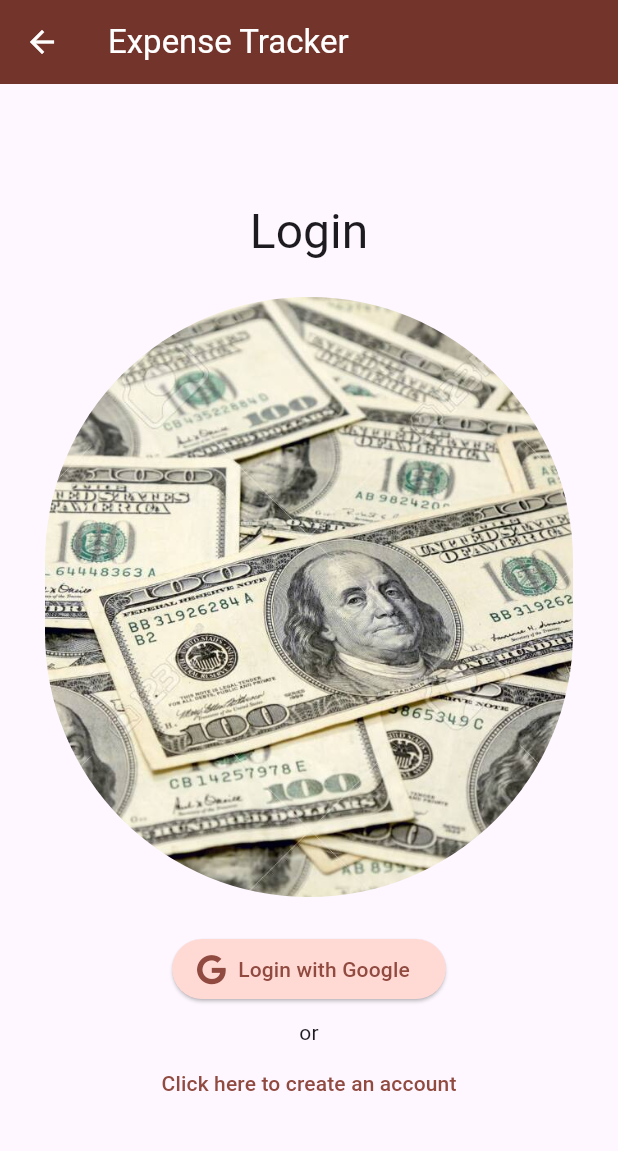
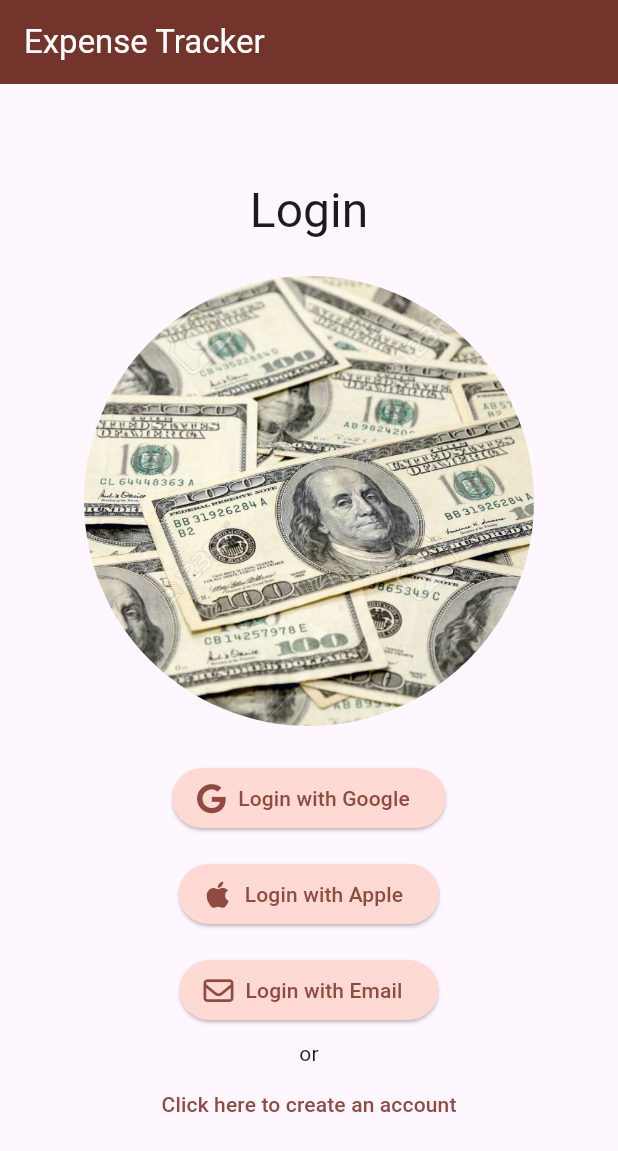
Before and after one commit to rjw1428/Eureka, a Flutter app: the screen it shows after launch, on a phone screen of 412 x 824 dp. Shown: the top 1151 px of the screen. Run offline on Flutter 3.47's test engine with Material 3 defaults, Android fonts, the phone set to English and light mode, and no system bars; our stand-ins replace dotted_border, firebase_auth, firebase_core, flutter_dotenv, font_awesome_flutter, google_fonts and 3 more; accounts and stored records are empty; project files that could hold a hidden picture were left out.

Commit message:
[Flutter][ExpenseTracker] Integration with firebase, login

```diff
--- a/flutter/expense_tracker/lib/routing.dart
+++ b/flutter/expense_tracker/lib/routing.dart
@@ -1,4 +1,6 @@
 import 'package:expense_tracker/screens/home.dart';
 import 'package:expense_tracker/screens/login.dart';
 
-var appRoutes = {'/': (context) => const HomeScreen(), '/login': (context) => const LoginScreen()};
+var appRoutes = {
+  '/': (context) => const HomeScreen(),
+};
--- a/flutter/expense_tracker/lib/screens/home.dart
+++ b/flutter/expense_tracker/lib/screens/home.dart
@@ -1,5 +1,7 @@
 import 'package:expense_tracker/models/category.dart';
 import 'package:expense_tracker/models/expense.dart';
+import 'package:expense_tracker/screens/login.dart';
+import 'package:expense_tracker/services/auth.service.dart';
 import 'package:expense_tracker/services/categories.service.dart';
 import 'package:expense_tracker/services/expense.service.dart';
 import 'package:expense_tracker/widgets/app_bar_action_menu.dart';
@@ -11,16 +13,40 @@ import 'package:expense_tracker/widgets/time_row.dart';
 import 'package:expense_tracker/widgets/total_row.dart';
 import 'package:flutter/material.dart';
 
-class HomeScreen extends StatefulWidget {
+class HomeScreen extends StatelessWidget {
   const HomeScreen({super.key});
 
   @override
-  State<StatefulWidget> createState() {
-    return _HomeScreenState();
+  Widget build(BuildContext context) {
+    return StreamBuilder(
+      stream: AuthService().userStream,
+      builder: (context, snapshot) {
+        if (snapshot.connectionState == ConnectionState.waiting) {
+          return const Text('PENDING');
+        } else if (snapshot.hasError) {
+          return const Center(child: Text('ERROR'));
+        } else if (snapshot.hasData) {
+          return TransactionScreen(userId: snapshot.data!.uid);
+        } else {
+          return const LoginScreen();
+        }
+      },
+    );
   }
 }
 
-class _HomeScreenState extends State<HomeScreen> {
+class TransactionScreen extends StatefulWidget {
+  const TransactionScreen({super.key, required this.userId});
+
+  final String userId;
+
+  @override
+  State<StatefulWidget> createState() {
+    return _TransactionScreenState();
+  }
+}
+
+class _TransactionScreenState extends State<TransactionScreen> {
   CategoryConfig categoryConfigs = [];
   List<Expense> _registeredExpenses = [];
   List<CategoryDataWithId> _categoryOptions = [];
@@ -144,6 +170,7 @@ class _HomeScreenState extends State<HomeScreen> {
 
   @override
   Widget build(BuildContext context) {
+    print('UserId: ${widget.userId}');
     categoryConfigs = CategoriesService().getCategories();
     final Set<String> distinctCategoryIds = Set.from(
       _registeredExpenses.map((el) => el.category),
--- a/flutter/expense_tracker/lib/screens/login.dart
+++ b/flutter/expense_tracker/lib/screens/login.dart
@@ -1,12 +1,25 @@
+import 'package:expense_tracker/services/auth.service.dart';
 import 'package:flutter/material.dart';
+import 'package:flutter/services.dart';
 import 'package:font_awesome_flutter/font_awesome_flutter.dart';
 
-class LoginScreen extends StatelessWidget {
+class LoginScreen extends StatefulWidget {
   const LoginScreen({super.key});
 
-  void _onLogin(ctx) {
-    //  AuthService().googleLogin
-    Navigator.pushNamedAndRemoveUntil(ctx, '/', (route) => false);
+  @override
+  State<LoginScreen> createState() => _LoginScreenState();
+}
+
+class _LoginScreenState extends State<LoginScreen> {
+  bool _showLoginForm = false;
+  final _emailControl = TextEditingController();
+  final _passwordControl = TextEditingController();
+
+  @override
+  void dispose() {
+    _emailControl.dispose();
+    _passwordControl.dispose();
+    super.dispose();
   }
 
   @override
@@ -32,8 +45,8 @@ class LoginScreen extends StatelessWidget {
                 borderRadius: BorderRadius.circular(200.0),
                 child: Image.asset(
                   'assets/images/money.jpg',
-                  height: 400,
-                  width: 400,
+                  height: 300,
+                  width: 300,
                   fit: BoxFit.cover,
                 ),
               ),
@@ -43,17 +56,68 @@ class LoginScreen extends StatelessWidget {
                 FontAwesomeIcons.google,
                 size: 20,
               ),
-              onPressed: () => _onLogin(context),
+              onPressed: () async => await AuthService().googleLogin(),
               label: const Text("Login with Google", textAlign: TextAlign.center),
+            ),
+            const SizedBox(height: 16),
+            ElevatedButton.icon(
+              icon: const Icon(
+                FontAwesomeIcons.apple,
+                size: 20,
+              ),
+              onPressed: () async => await AuthService().appleLogin(),
+              label: const Text("Login with Apple", textAlign: TextAlign.center),
+            ),
+            const SizedBox(height: 16),
+            if (_showLoginForm)
+              SizedBox(
+                width: 200,
+                child: Column(
+                  children: [
+                    TextField(
+                      controller: _emailControl,
+                      decoration: const InputDecoration(
+                        label: Text('Email'),
+                      ),
+                    ),
+                    TextField(
+                      controller: _passwordControl,
+                      obscureText: true,
+                      enableSuggestions: false,
+                      autocorrect: false,
+                      decoration: const InputDecoration(
+                        label: Text('Password'),
+                      ),
+                    ),
+                    const SizedBox(height: 16),
+                  ],
+                ),
+              ),
+            ElevatedButton.icon(
+              icon: const Icon(
+                FontAwesomeIcons.envelope,
+                size: 20,
+              ),
+              onPressed: () {
+                if (!_showLoginForm) {
+                  setState(() => _showLoginForm = true);
+                } else {
+                  AuthService().emailLogin(_emailControl.text.trim(), _passwordControl.text);
+                }
+              },
+              label: Text(
+                _showLoginForm ? "Login" : "Login with Email",
+                textAlign: TextAlign.center,
+              ),
             ),
             const Padding(
               padding: EdgeInsets.only(top: 8.0),
               child: Text('or'),
             ),
             TextButton(
-              onPressed: () {},
+              onPressed: () => {},
               child: const Text("Click here to create an account"),
-            )
+            ),
           ],
         ),
       )),
--- a/flutter/expense_tracker/lib/screens/settings.dart
+++ b/flutter/expense_tracker/lib/screens/settings.dart
@@ -62,7 +62,7 @@ class _SettingsScreenState extends State<SettingsScreen> {
             mainAxisAlignment: MainAxisAlignment.spaceBetween,
             children: [
               Text(
-                'Settings Page',
+                'Settings',
                 style: Theme.of(context).textTheme.titleLarge,
               ),
               IconButton(
--- /dev/null
+++ b/flutter/expense_tracker/lib/services/auth.service.dart
@@ -0,0 +1,101 @@
+import 'package:firebase_auth/firebase_auth.dart';
+import 'package:flutter/foundation.dart';
+import 'package:flutter_dotenv/flutter_dotenv.dart';
+import 'package:google_sign_in/google_sign_in.dart';
+import 'package:rxdart/rxdart.dart';
+
+// ignore: non_constant_identifier_names
+final WEB_CLIENT_ID = dotenv.env['WEB_CLIENT_ID'];
+
+class AuthService {
+  AuthService._internal();
+  static final _instance = AuthService._internal();
+  factory AuthService() {
+    return _instance;
+  }
+
+  final userStream = FirebaseAuth.instance.authStateChanges().shareReplay(maxSize: 1);
+  User? user = FirebaseAuth.instance.currentUser;
+
+  Future<void> createUser(String email, String password) async {
+    try {
+      await FirebaseAuth.instance.createUserWithEmailAndPassword(
+        email: email,
+        password: password,
+      );
+      user = await userStream.first;
+    } on FirebaseAuthException catch (e) {
+      if (e.code == 'weak-password') {
+        print('The password provided is too weak.');
+      } else if (e.code == 'email-already-in-use') {
+        print('The account already exists for that email.');
+      }
+    } catch (e) {
+      print(e);
+    }
+  }
+
+  Future<void> googleLogin() async {
+    try {
+      if (kIsWeb) {
+        GoogleAuthProvider googleProvider = GoogleAuthProvider();
+        googleProvider.addScope('https://www.googleapis.com/auth/contacts.readonly');
+        await FirebaseAuth.instance.signInWithPopup(googleProvider);
+      } else {
+        final GoogleSignInAccount? googleUser = await GoogleSignIn().signIn();
+        final GoogleSignInAuthentication? googleAuth = await googleUser?.authentication;
+        final credential = GoogleAuthProvider.credential(
+          accessToken: googleAuth?.accessToken,
+          idToken: googleAuth?.idToken,
+        );
+        await FirebaseAuth.instance.signInWithCredential(credential);
+      }
+      user = FirebaseAuth.instance.currentUser;
+    } on FirebaseAuthException catch (e) {
+      print('googleLogin exception: $e');
+    }
+    // if (bool.parse(dotenv.env['DEV_MODE'] ?? 'true')) {
+    //   try {
+    //     final googleProvider = GoogleAuthProvider();
+    //     googleProvider.addScope('https://www.googleapis.com/auth/contacts.readonly');
+    //     await FirebaseAuth.instance.signInWithPopup(googleProvider);
+    //     user = FirebaseAuth.instance.currentUser;
+    //   } on FirebaseAuthException catch (e) {
+    //     print('googleLogin exception: $e');
+    //   }
+    // } else {
+
+    // }
+  }
+
+  Future<void> appleLogin() async {
+    try {
+      final appleProvider = AppleAuthProvider();
+      if (kIsWeb) {
+        await FirebaseAuth.instance.signInWithPopup(appleProvider);
+      } else {
+        await FirebaseAuth.instance.signInWithProvider(appleProvider);
+      }
+    } catch (e) {
+      print('Apple Login Error');
+    }
+  }
+
+  Future<void> emailLogin(String email, String password) async {
+    try {
+      await FirebaseAuth.instance.signInWithEmailAndPassword(email: email, password: password);
+      // user = await userStream.first;
+      user = FirebaseAuth.instance.currentUser;
+    } on FirebaseAuthException catch (e) {
+      if (e.code == 'user-not-found') {
+        print('No user found for that email.');
+      } else if (e.code == 'wrong-password') {
+        print('Wrong password provided for that user.');
+      }
+    }
+  }
+
+  Future<void> logOut() async {
+    await FirebaseAuth.instance.signOut();
+  }
+}
--- a/flutter/expense_tracker/lib/services/categories.service.dart
+++ b/flutter/expense_tracker/lib/services/categories.service.dart
@@ -32,6 +32,13 @@ final Map<String, CategoryData> defaultCategories = {
 };
 
 class CategoriesService {
+  CategoriesService._internal();
+
+  static final CategoriesService _instance = CategoriesService._internal();
+  factory CategoriesService() {
+    return _instance;
+  }
+
   List<CategoryDataWithId> getCategories({withDeleted = true}) {
     return defaultCategories.entries
         .where((el) => withDeleted ? true : !el.value.deleted)
--- a/flutter/expense_tracker/lib/widgets/app_bar_action_menu.dart
+++ b/flutter/expense_tracker/lib/widgets/app_bar_action_menu.dart
@@ -1,5 +1,6 @@
 import 'package:expense_tracker/constants/help_text.dart';
 import 'package:expense_tracker/screens/settings.dart';
+import 'package:expense_tracker/services/auth.service.dart';
 import 'package:flutter/material.dart';
 
 class AppBarActionMenu extends StatelessWidget {
@@ -52,7 +53,7 @@ class AppBarActionMenu extends StatelessWidget {
           return;
         }
         if (value == "LOGOUT") {
-          Navigator.pushNamedAndRemoveUntil(context, '/login', (route) => false);
+          AuthService().logOut();
           return;
         }
       },
```
Also changed, not shown: flutter/expense_tracker/lib/main.dart (+10 -2 lines), flutter/expense_tracker/lib/services/expense.service.dart (+7 -0 lines), flutter/expense_tracker/pubspec.yaml (+9 -65 lines), flutter/expense_tracker/lib/firebase_options.dart (added), flutter/expense_tracker/pubspec.lock, 7 other files.
